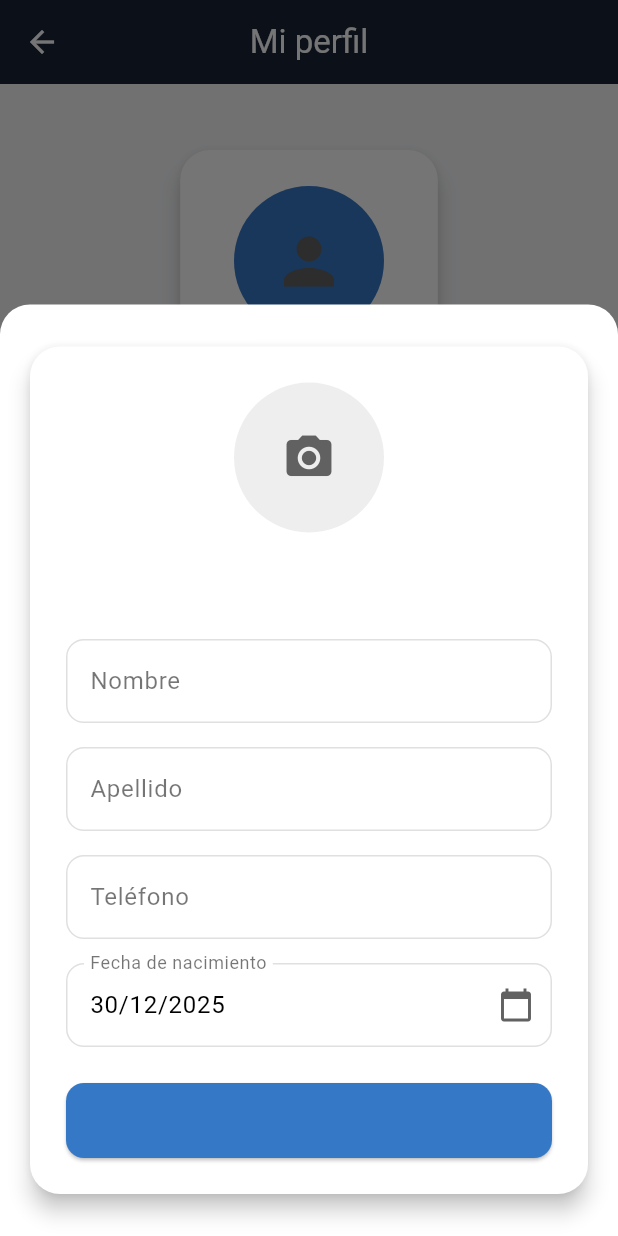
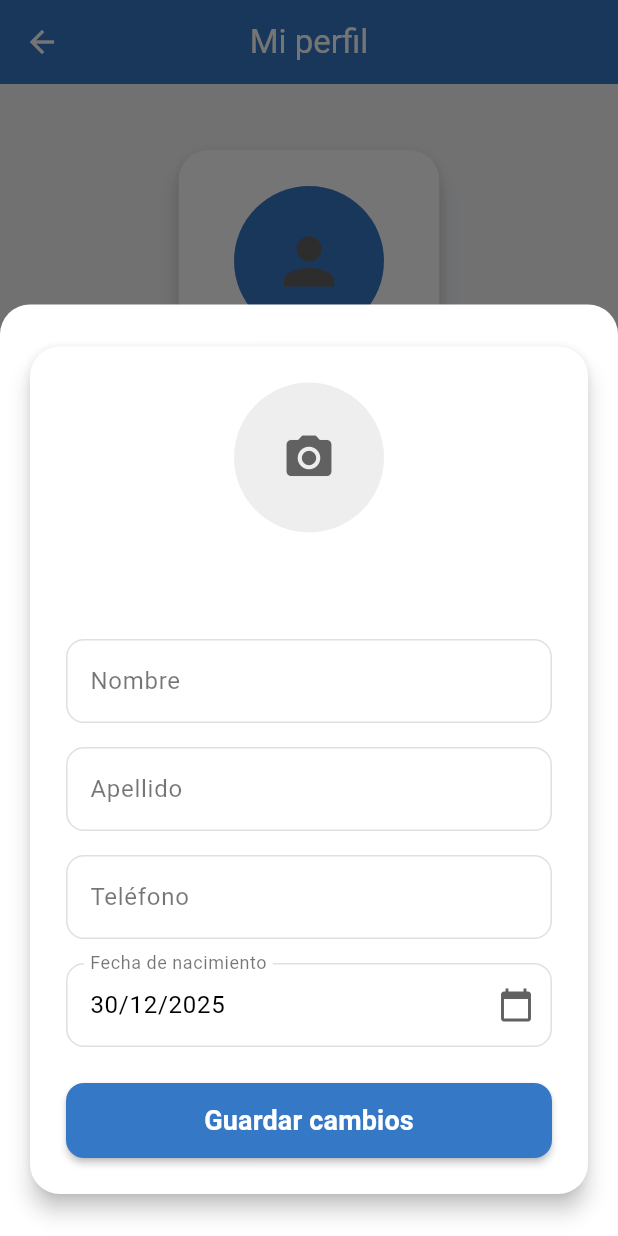
Before and after one commit to Droid636/novaexpress, a Flutter app: the ProfileScreen screen opened by its route, after a tap on "Editar perfil", on a phone screen of 412 x 824 dp. Run offline on Flutter 3.47's test engine with Material 3 defaults, Android fonts, the light colour scheme and no system bars; our stand-ins replace cloud_firestore, dio, firebase_auth, firebase_core, firebase_storage, flutter_riverpod and 6 more; missing offline and left inert: firebase_app_check; accounts and stored records are empty.

Commit message:
colores en perfil

```diff
--- a/lib/components/edit_profile_modal.dart
+++ b/lib/components/edit_profile_modal.dart
@@ -11,7 +11,9 @@ Future<bool?> showEditProfileModal(
   Map<String, dynamic> data,
 ) {
   final nameController = TextEditingController(text: data['name'] ?? '');
-  final lastNameController = TextEditingController(text: data['lastName'] ?? '');
+  final lastNameController = TextEditingController(
+    text: data['lastName'] ?? '',
+  );
   final phoneController = TextEditingController(text: data['phone'] ?? '');
 
   DateTime? birthDate = data['birthDate'] != null
@@ -141,13 +143,16 @@ Future<bool?> showEditProfileModal(
                                     data['profileImage'].toString().isNotEmpty)
                               ? NetworkImage(data['profileImage'])
                               : null,
-                          child: selectedImage == null &&
+                          child:
+                              selectedImage == null &&
                                   (data['profileImage'] == null ||
                                       data['profileImage'].toString().isEmpty)
                               ? Icon(
                                   Icons.camera_alt,
                                   size: 36,
-                                  color: isDark ? Colors.white70 : Colors.grey[700],
+                                  color: isDark
+                                      ? Colors.white70
+                                      : Colors.grey[700],
                                 )
                               : null,
                         ),
@@ -167,9 +172,17 @@ Future<bool?> showEditProfileModal(
                       const SizedBox(height: 24),
 
                       // Campos alineados a la izquierda
-                      _buildLeftAlignedTextField('Nombre', nameController, isDark),
+                      _buildLeftAlignedTextField(
+                        'Nombre',
+                        nameController,
+                        isDark,
+                      ),
                       const SizedBox(height: 16),
-                      _buildLeftAlignedTextField('Apellido', lastNameController, isDark),
+                      _buildLeftAlignedTextField(
+                        'Apellido',
+                        lastNameController,
+                        isDark,
+                      ),
                       const SizedBox(height: 16),
                       _buildLeftAlignedTextField(
                         'Teléfono',
@@ -181,7 +194,8 @@ Future<bool?> showEditProfileModal(
                       TextField(
                         controller: birthDateController,
                         readOnly: true,
-                        textAlign: TextAlign.start, // ← fecha alineada a la izquierda
+                        textAlign:
+                            TextAlign.start, // ← fecha alineada a la izquierda
                         decoration: InputDecoration(
                           labelText: 'Fecha de nacimiento',
                           labelStyle: TextStyle(
@@ -207,7 +221,9 @@ Future<bool?> showEditProfileModal(
                             ),
                           ),
                           filled: true,
-                          fillColor: isDark ? const Color(0xFF2C3550) : Colors.white,
+                          fillColor: isDark
+                              ? const Color(0xFF2C3550)
+                              : Colors.white,
                         ),
                         onTap: () async {
                           final date = await showDatePicker(
@@ -225,21 +241,31 @@ Future<bool?> showEditProfileModal(
                         },
                       ),
                       const SizedBox(height: 24),
-
                       SizedBox(
                         width: double.infinity,
                         height: 50,
                         child: ElevatedButton(
                           style: ElevatedButton.styleFrom(
+                            // Mantenemos navSelected en ambos, pero ajustamos la intensidad si es necesario
                             backgroundColor: AppTheme.navSelected,
+                            foregroundColor: Colors.white,
+                            elevation: isDark
+                                ? 0
+                                : 2, // Menos sombra en dark para un look más moderno
                             shape: RoundedRectangleBorder(
                               borderRadius: BorderRadius.circular(12),
                             ),
                           ),
                           onPressed: loading ? null : saveChanges,
                           child: loading
-                              ? const CircularProgressIndicator(
+                              ? const SizedBox(
+                                  height: 24,
+                                  width: 24,
+                                  child: CircularProgressIndicator(
                                     color: Colors.white,
+                                    strokeWidth:
+                                        2, // Más fino para que quepa bien en el botón
+                                  ),
                                 )
                               : const Text(
                                   'Guardar cambios',
--- a/lib/screens/profile_screen.dart
+++ b/lib/screens/profile_screen.dart
@@ -46,7 +46,8 @@ class _ProfileScreenState extends ConsumerState<ProfileScreen> {
       appBar: AppBar(
         title: const Text('Mi perfil'),
         centerTitle: true,
-        backgroundColor: AppTheme.navBackground,
+        backgroundColor: isDark ? AppTheme.navBackground : AppTheme.navSelected,
+        elevation: 0,
       ),
       body: Padding(
         padding: const EdgeInsets.all(16),
@@ -174,10 +175,18 @@ class _ProfileScreenState extends ConsumerState<ProfileScreen> {
                                       );
                                     }
                                   },
-                                  icon: const Icon(Icons.edit),
+                                  icon: const Icon(Icons.edit, size: 20),
                                   label: const Text('Editar perfil'),
                                   style: ElevatedButton.styleFrom(
+                                    // Usamos el azul principal de tu tema
                                     backgroundColor: AppTheme.navSelected,
+                                    // Forzamos blanco para texto e icono, asegurando visibilidad
+                                    foregroundColor: Colors.white,
+                                    elevation: isDark ? 0 : 3,
+                                    padding: const EdgeInsets.symmetric(
+                                      horizontal: 20,
+                                      vertical: 12,
+                                    ),
                                     shape: RoundedRectangleBorder(
                                       borderRadius: BorderRadius.circular(12),
                                     ),
```
Lines whose indentation alone changed are shown as unchanged.
